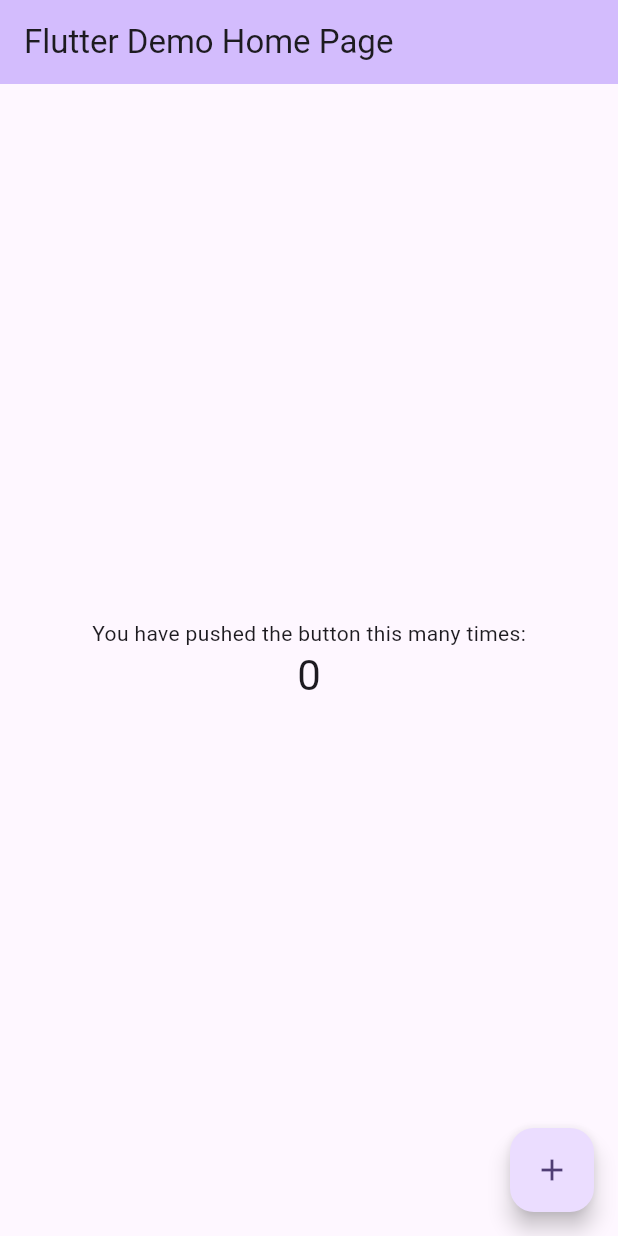
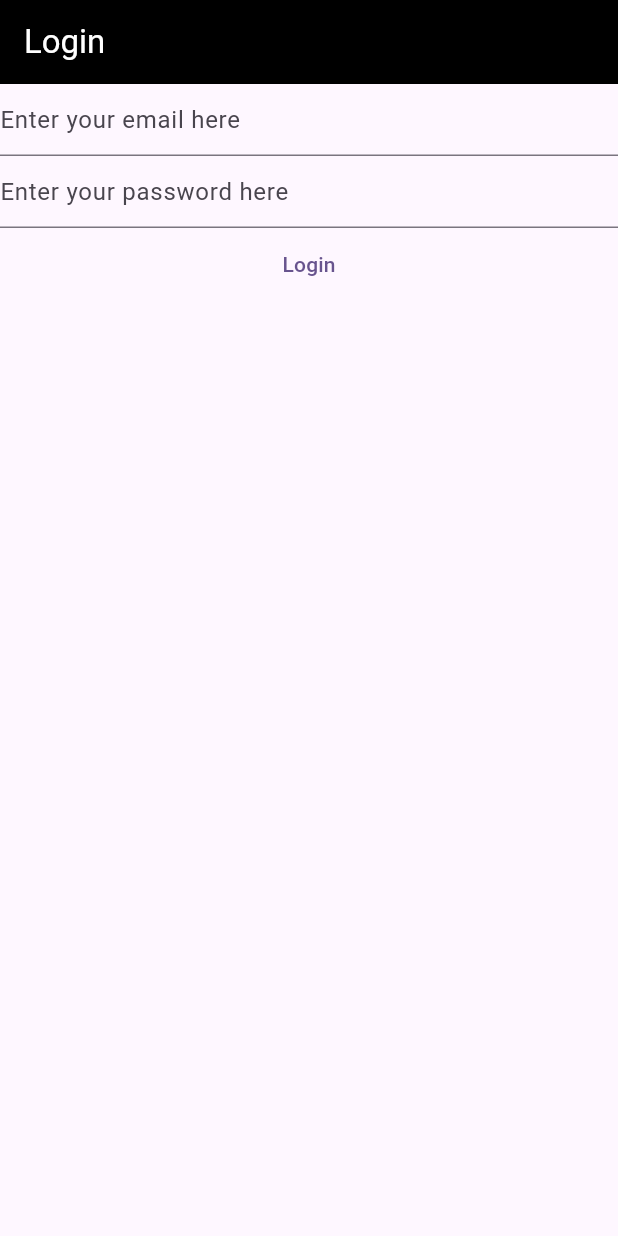
Before and after one commit to smllqs/My-Notes, a Flutter app: the screen it shows after launch, on a phone screen of 412 x 824 dp. Run offline on Flutter 3.47's test engine with Material 2 defaults, Android fonts, the phone set to English and light mode, and no system bars; our stand-ins replace firebase_auth, firebase_core; accounts and stored records are empty.

Commit message:
commit uncommitted files

```diff
--- a/lib/main.dart
+++ b/lib/main.dart
@@ -1,70 +1,55 @@
+import 'package:firebase_auth/firebase_auth.dart';
+import 'package:firebase_core/firebase_core.dart';
 import 'package:flutter/material.dart';
+import 'package:mynotes/views/login_view.dart';
+import 'package:mynotes/views/register_view.dart';
+
+import 'firebase_options.dart';
 
 void main() {
-  runApp(const MyApp());
-}
-
-class MyApp extends StatelessWidget {
-  const MyApp({super.key});
-
-  // This widget is the root of your application.
-  @override
-  Widget build(BuildContext context) {
-    return MaterialApp(
+  WidgetsFlutterBinding.ensureInitialized();
+  runApp(MaterialApp(
     debugShowCheckedModeBanner: false,
     title: 'Flutter Demo',
     theme: ThemeData(
       colorScheme: ColorScheme.fromSeed(seedColor: Colors.deepPurple),
       useMaterial3: true,
     ),
-      home: const MyHomePage(title: 'Flutter Demo Home Page'),
-    );
-  }
+    home: const LoginView(),
+  ));
 }
 
-class MyHomePage extends StatefulWidget {
-  const MyHomePage({super.key, required this.title});
-
-  final String title;
-
-  @override
-  State<MyHomePage> createState() => _MyHomePageState();
-}
-
-class _MyHomePageState extends State<MyHomePage> {
-  int _counter = 0;
-
-  void _incrementCounter() {
-    setState(() {
-      _counter++;
-    });
-  }
+class HomePage extends StatelessWidget {
+  const HomePage({Key? key}) : super(key: key);
 
   @override
   Widget build(BuildContext context) {
     return Scaffold(
       appBar: AppBar(
-        backgroundColor: Theme.of(context).colorScheme.inversePrimary,
-        title: Text(widget.title),
+        title: const Text(
+          'Home',
+          style: TextStyle(color: Colors.white),
         ),
-      body: Center(
-        child: Column(
-          mainAxisAlignment: MainAxisAlignment.center,
-          children: <Widget>[
-            const Text(
-              'You have pushed the button this many times:',
+        backgroundColor: Colors.black,
       ),
-            Text(
-              '$_counter',
-              style: Theme.of(context).textTheme.headlineMedium,
+      body: FutureBuilder(
+        future: Firebase.initializeApp(
+          options: DefaultFirebaseOptions.currentPlatform,
         ),
-          ],
-        ),
-      ),
-      floatingActionButton: FloatingActionButton(
-        onPressed: _incrementCounter,
-        tooltip: 'Increment',
-        child: const Icon(Icons.add),
+        builder: (context, snapshot) {
+          switch (snapshot.connectionState) {
+            case ConnectionState.done:
+              final user = FirebaseAuth.instance.currentUser;
+              if(user?.emailVerified ?? false){
+                print('you are a verified user');
+              }else{
+                print('you need to verify your email');
+              }
+              return const Text('Done');
+            default:
+              return const Text('Loading...');
+          }
+        },
       ),
     );
   }
--- /dev/null
+++ b/lib/views/login_view.dart
@@ -0,0 +1,95 @@
+import 'package:firebase_auth/firebase_auth.dart';
+import 'package:firebase_core/firebase_core.dart';
+import 'package:flutter/material.dart';
+import '../firebase_options.dart';
+
+class LoginView extends StatefulWidget {
+  const LoginView({Key? key}) : super(key: key);
+
+  @override
+  State<LoginView> createState() => _LoginViewState();
+}
+
+class _LoginViewState extends State<LoginView> {
+  late final TextEditingController _email;
+  late final TextEditingController _password;
+
+  @override
+  void initState() {
+    _email = TextEditingController();
+    _password = TextEditingController();
+    super.initState();
+  }
+
+  @override
+  void dispose() {
+    _email.dispose();
+    _password.dispose();
+    super.dispose();
+  }
+
+  @override
+  Widget build(BuildContext context) {
+    return Scaffold(
+      appBar: AppBar(
+        title: const Text(
+          'Login',
+          style: TextStyle(color: Colors.white),
+        ),
+        backgroundColor: Colors.black,
+      ),
+      body: FutureBuilder(
+        future: Firebase.initializeApp(
+          options: DefaultFirebaseOptions.currentPlatform,
+        ),
+        builder: (context, snapshot) {
+          switch (snapshot.connectionState) {
+            case ConnectionState.done:
+              return Column(
+                children: [
+                  TextField(
+                    controller: _email,
+                    enableSuggestions: false,
+                    autocorrect: false,
+                    keyboardType: TextInputType.emailAddress,
+                    decoration: const InputDecoration(
+                        hintText: 'Enter your email here'),
+                  ),
+                  TextField(
+                    controller: _password,
+                    autocorrect: false,
+                    obscureText: true,
+                    enableSuggestions: false,
+                    decoration: const InputDecoration(
+                        hintText: 'Enter your password here'),
+                  ),
+                  TextButton(
+                    onPressed: () async {
+                      try{
+                        final email = _email.text;
+                        final password = _password.text;
+                        final userCredentials = await FirebaseAuth.instance
+                            .signInWithEmailAndPassword(
+                            email: email, password: password);
+                        print(userCredentials);
+                      } on FirebaseAuthException catch(e){
+                        if (e.code == 'user-not-found'){
+                          print('user not found');
+                        }else if (e.code == 'wrong-password'){
+                           print('wrong password');
+                        }
+                      }
+                    },
+                    child: const Text('Login'),
+                  ),
+                ],
+              );
+            default:
+              return const Text('Loading...');
+          }
+        },
+      ),
+    );
+  }
+
+}
--- /dev/null
+++ b/lib/views/register_view.dart
@@ -0,0 +1,97 @@
+
+import 'package:firebase_auth/firebase_auth.dart';
+import 'package:firebase_core/firebase_core.dart';
+import 'package:flutter/material.dart';
+import '../firebase_options.dart';
+
+class RegisterView extends StatefulWidget {
+  const RegisterView({Key? key}) : super(key: key);
+
+  @override
+  State<RegisterView> createState() => _RegisterViewState();
+}
+
+class _RegisterViewState extends State<RegisterView> {
+  late final TextEditingController _email;
+  late final TextEditingController _password;
+
+  @override
+  void initState() {
+    _email = TextEditingController();
+    _password = TextEditingController();
+    super.initState();
+  }
+
+  @override
+  void dispose() {
+    _email.dispose();
+    _password.dispose();
+    super.dispose();
+  }
+
+  @override
+  Widget build(BuildContext context) {
+    return Scaffold(
+      appBar: AppBar(
+        title: const Text(
+          'Register',
+          style: TextStyle(color: Colors.white),
+        ),
+        backgroundColor: Colors.black,
+      ),
+      body: FutureBuilder(
+        future: Firebase.initializeApp(
+          options: DefaultFirebaseOptions.currentPlatform,
+        ),
+        builder: (context, snapshot) {
+          switch (snapshot.connectionState) {
+            case ConnectionState.done:
+              return Column(
+                children: [
+                  TextField(
+                    controller: _email,
+                    enableSuggestions: false,
+                    autocorrect: false,
+                    keyboardType: TextInputType.emailAddress,
+                    decoration: const InputDecoration(
+                        hintText: 'Enter your email here'),
+                  ),
+                  TextField(
+                    controller: _password,
+                    autocorrect: false,
+                    obscureText: true,
+                    enableSuggestions: false,
+                    decoration: const InputDecoration(
+                        hintText: 'Enter your password here'),
+                  ),
+                  TextButton(
+                    onPressed: () async {
+                      try{
+                        final email = _email.text;
+                        final password = _password.text;
+                        final userCredentials = await FirebaseAuth.instance
+                            .createUserWithEmailAndPassword(
+                            email: email, password: password);
+                        print(userCredentials);
+                      } on FirebaseAuthException catch (e){
+                        if(e.code == 'weak-password'){
+                          print('weak password');
+                        }else if(e.code == 'email-already-in-use'){
+                          print('Email is already in use');
+                        } else if(e.code == 'invalid-email'){
+                          print('Invalid email entered');
+                        }
+                      }
+                    },
+                    child: const Text('Register'),
+                  ),
+                ],
+              );
+            default:
+              return const Text('Loading...');
+          }
+        },
+      ),
+    );
+  }
+}
```
Also changed, not shown: 3 other files. Lines whose indentation alone changed are shown as unchanged.
